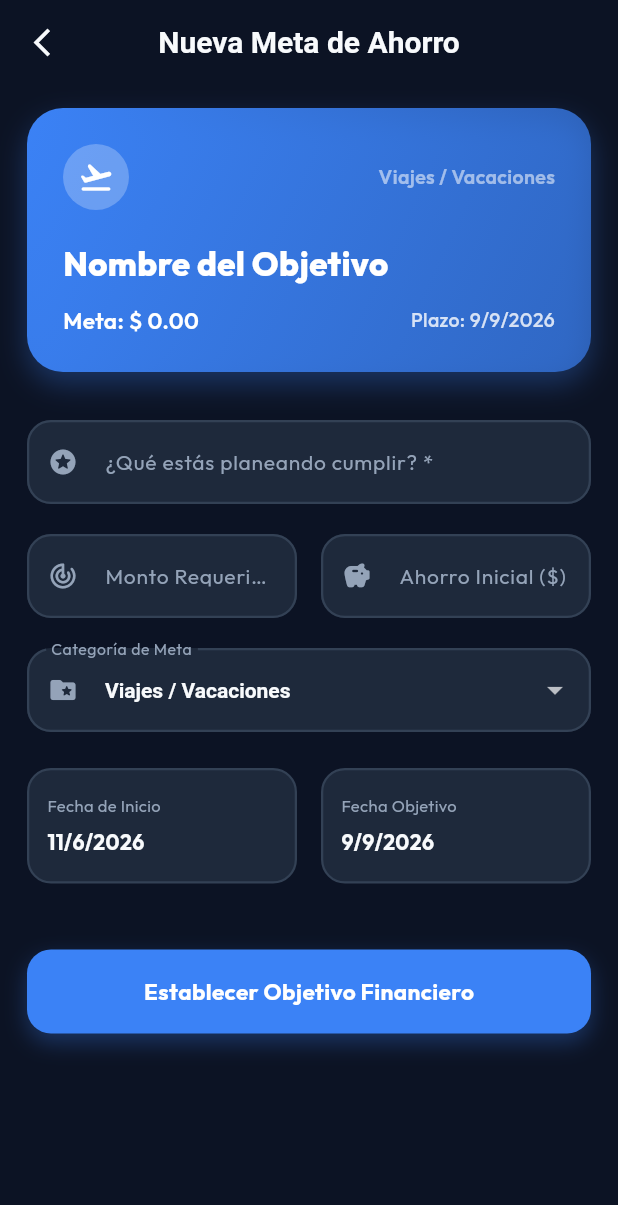
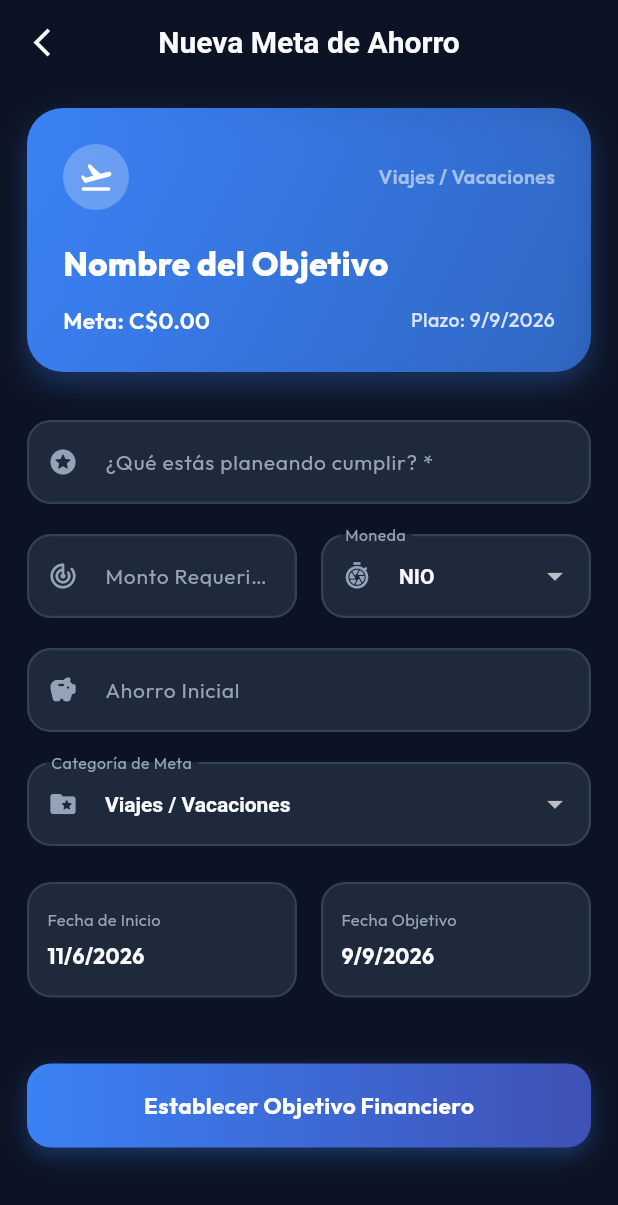
Before and after one commit to AlexM505/Nica-Balance, a Flutter app: the GoalFormScreen screen opened directly, on a phone screen of 412 x 824 dp. Shown: the top 1205 px of the screen. Run offline on Flutter 3.47's test engine with Material 3 defaults, Android fonts, the phone set to English and light mode, and no system bars; our stand-ins replace flutter_native_splash, google_fonts, objectbox, shared_preferences; accounts and stored records are empty; generated files the repository leaves out were written again.

Commit message:
Fix: add currency to Goal model to convert a show real data

```diff
--- a/lib/data/models/goal.dart
+++ b/lib/data/models/goal.dart
@@ -1,4 +1,5 @@
 import 'package:flutter/material.dart';
+import 'package:nica_balance/data/models/expense_enums.dart';
 import 'package:objectbox/objectbox.dart';
 
 enum GoalCategory {
@@ -36,6 +37,7 @@ class Goal {
 
   // Almacenamos el índice del enum para la persistencia NoSQL
   int categoryIndex;
+  String dbCurrency;
 
   Goal({
     this.id = 0,
@@ -45,6 +47,7 @@ class Goal {
     required this.startDateMilli,
     required this.deadlineMilli,
     required this.categoryIndex,
+    required this.dbCurrency,
   });
 
   // --- Getters de Utilidad para las Vistas ---
@@ -62,4 +65,9 @@ class Goal {
   }
 
   bool get isCompleted => currentAmount >= targetAmount;
+
+  Currency get currency => Currency.values.firstWhere(
+        (c) => c.name == dbCurrency,
+        orElse: () => Currency.nio,
+      );
 }
--- a/lib/presentation/calendar/viewmodels/calendar_viewmodel.dart
+++ b/lib/presentation/calendar/viewmodels/calendar_viewmodel.dart
@@ -60,7 +60,7 @@ class CalendarViewModel extends ChangeNotifier {
         date: goal.startDate,
         type: TransactionType.goal,
         category: goal.category,
-        dbCurrency: 'usd',
+        dbCurrency: goal.dbCurrency,
         colorHex: goal.category.colorHex
       ));
     }
--- a/lib/presentation/goals/views/goal_form_screen.dart
+++ b/lib/presentation/goals/views/goal_form_screen.dart
@@ -1,5 +1,6 @@
 import 'package:flutter/material.dart';
 import 'package:nica_balance/core/theme/app_theme.dart';
+import 'package:nica_balance/data/models/expense_enums.dart';
 import 'package:provider/provider.dart';
 import '../../../data/models/goal.dart';
 import '../viewmodels/goals_viewmodel.dart';
@@ -17,6 +18,7 @@ class _GoalFormScreenState extends State<GoalFormScreen> {
   final _targetAmountController = TextEditingController();
   final _currentAmountController = TextEditingController();
 
+  Currency _selectedCurrency = Currency.nio;
   GoalCategory _selectedCategory = GoalCategory.travel;
   DateTime _startDate = DateTime.now();
   DateTime _deadline = DateTime.now().add(const Duration(days: 90)); // Por defecto 3 meses plazo
@@ -96,6 +98,7 @@ class _GoalFormScreenState extends State<GoalFormScreen> {
       startDateMilli: _startDate.millisecondsSinceEpoch,
       deadlineMilli: _deadline.millisecondsSinceEpoch,
       categoryIndex: _selectedCategory.index, // Guardamos la posición del enum
+      dbCurrency: _selectedCurrency.name,
     );
 
     context.read<GoalsViewModel>().addGoal(newGoal);
@@ -163,7 +166,7 @@ class _GoalFormScreenState extends State<GoalFormScreen> {
                     mainAxisAlignment: MainAxisAlignment.spaceBetween,
                     children: [
                       Text(
-                        'Meta: \$ ${_targetAmountController.text.isEmpty ? '0.00' : _targetAmountController.text}',
+                        'Meta: ${_selectedCurrency == Currency.usd ? '\$' : 'C\$'}${_targetAmountController.text.isEmpty ? '0.00' : _targetAmountController.text}',
                         style: const TextStyle(color: Colors.white, fontSize: 15, fontWeight: FontWeight.w600),
                       ),
                       Text(
@@ -195,22 +198,44 @@ class _GoalFormScreenState extends State<GoalFormScreen> {
                     controller: _targetAmountController,
                     onChanged: (_) => setState(() {}),
                     style: const TextStyle(color: AppTheme.textPrimary, fontWeight: FontWeight.bold),
-                    decoration: _buildInputDecoration('Monto Requerido (\$)', Icons.track_changes_rounded),
+                    decoration: _buildInputDecoration('Monto Requerido', Icons.track_changes_rounded),
                     keyboardType: TextInputType.number,
                     validator: (v) => v == null || double.tryParse(v) == null || double.parse(v) <= 0 ? 'Monto requerido' : null,
                   ),
                 ),
                 const SizedBox(width: 16),
                 Expanded(
-                  child: TextFormField(
-                    controller: _currentAmountController,
+                  child: DropdownButtonFormField<Currency>(
+                    initialValue: _selectedCurrency,
                     style: const TextStyle(color: AppTheme.textPrimary, fontWeight: FontWeight.bold),
-                    decoration: _buildInputDecoration('Ahorro Inicial (\$)', Icons.savings_rounded),
-                    keyboardType: TextInputType.number,
+                    decoration: _buildInputDecoration('Moneda', Icons.shutter_speed_rounded),
+                    items: Currency.values.map((c) {
+                      return DropdownMenuItem(value: c, child: Text(c.name.toUpperCase()));
+                    }).toList(),
+                    onChanged: (val) => setState(() {
+                      _selectedCurrency = val!;
+                    }),
                   ),
                 ),
+                // Expanded(
+                //   child: TextFormField(
+                //     controller: _currentAmountController,
+                //     style: const TextStyle(color: AppTheme.textPrimary, fontWeight: FontWeight.bold),
+                //     decoration: _buildInputDecoration('Ahorro Inicial (\$)', Icons.savings_rounded),
+                //     keyboardType: TextInputType.number,
+                //   ),
+                // ),
               ],
             ),
+            const SizedBox(height: 20),
+
+            TextFormField(
+              controller: _currentAmountController,
+              style: const TextStyle(color: AppTheme.textPrimary, fontWeight: FontWeight.bold),
+              decoration: _buildInputDecoration('Ahorro Inicial', Icons.savings_rounded),
+              keyboardType: TextInputType.number,
+            ),
+
             const SizedBox(height: 20),
 
             // DROP DRAW: Categorías de metas
@@ -288,7 +313,11 @@ class _GoalFormScreenState extends State<GoalFormScreen> {
               child: Container(
                 height: 56,
                 decoration: BoxDecoration(
-                  color: AppTheme.primaryColor,
+                  gradient: const LinearGradient(
+                    colors: [AppTheme.primaryColor, Colors.indigo], // Gradiente de esmeralda a verde oscuro profundo
+                    begin: Alignment.centerLeft,
+                    end: Alignment.centerRight,
+                  ),
                   borderRadius: BorderRadius.circular(16),
                   boxShadow: [
                     BoxShadow(
```
Also changed, not shown: lib/objectbox-model.json (+6 -1 lines), lib/presentation/goals/views/goals_list_view.dart (+5 -4 lines), lib/objectbox.g.dart.
